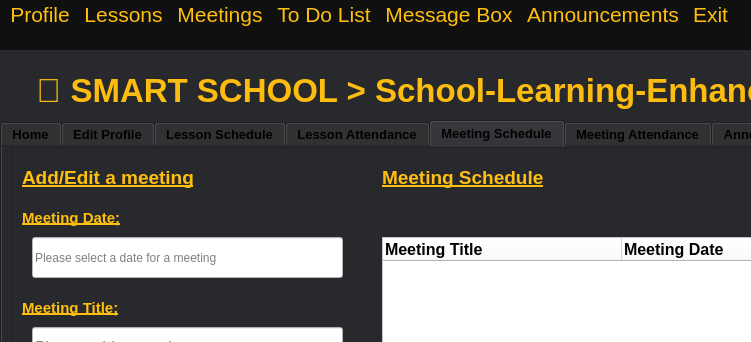
The window that teacher.ui (KemalDurukanMERT/Smart-School-2.0) describes before a commit, drawn with Qt 5; both pictures show x 0 to 751 and y 0 to 342 of the 1118 by 862 pixel window.
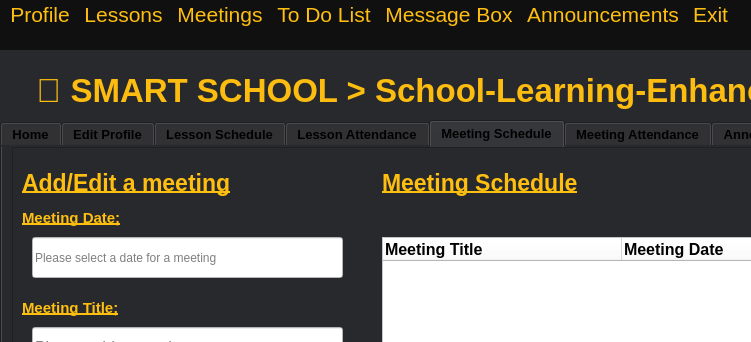
The same window after the commit. The open tabs and pages were chosen to show the change.

Patch:
```diff
--- a/teacher.ui
+++ b/teacher.ui
@@ -1341,13 +1341,13 @@
         <rect>
          <x>10</x>
          <y>20</y>
-         <width>231</width>
-         <height>21</height>
+         <width>241</width>
+         <height>31</height>
         </rect>
        </property>
        <property name="font">
         <font>
-         <pointsize>14</pointsize>
+         <pointsize>17</pointsize>
          <weight>75</weight>
          <bold>true</bold>
          <underline>true</underline>
@@ -1555,12 +1555,12 @@
          <x>370</x>
          <y>20</y>
          <width>231</width>
-         <height>21</height>
+         <height>31</height>
         </rect>
        </property>
        <property name="font">
         <font>
-         <pointsize>14</pointsize>
+         <pointsize>17</pointsize>
          <weight>75</weight>
          <bold>true</bold>
          <underline>true</underline>
```
Left out of the diff: 20 changed lines with no effect on the pictures.
